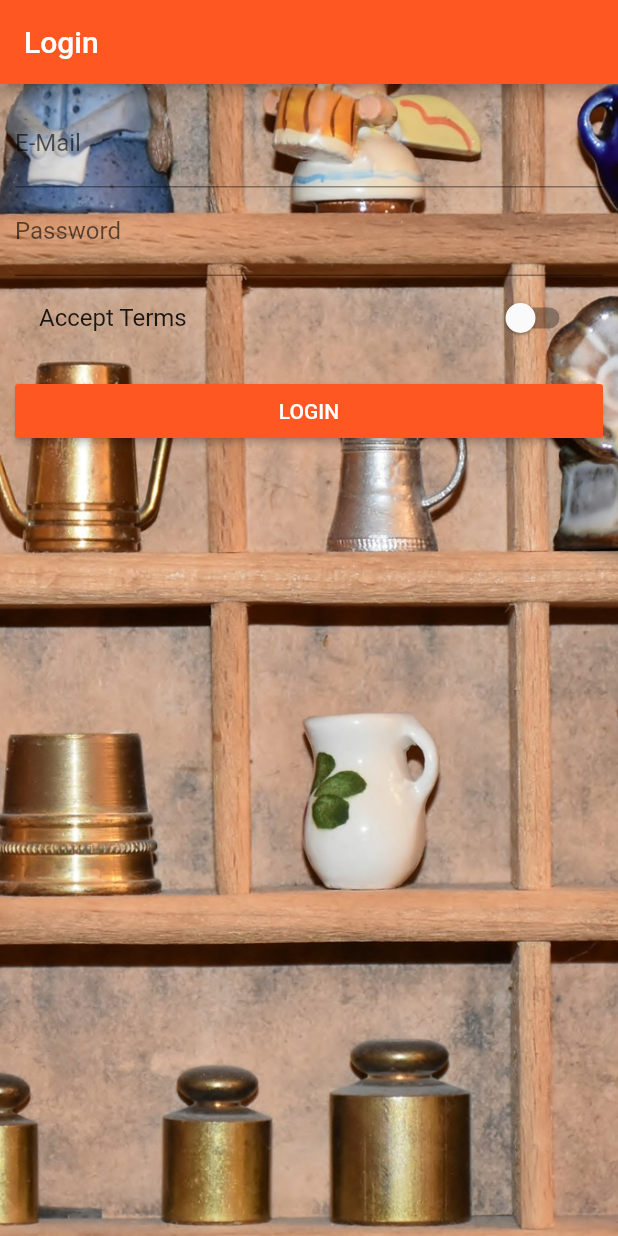
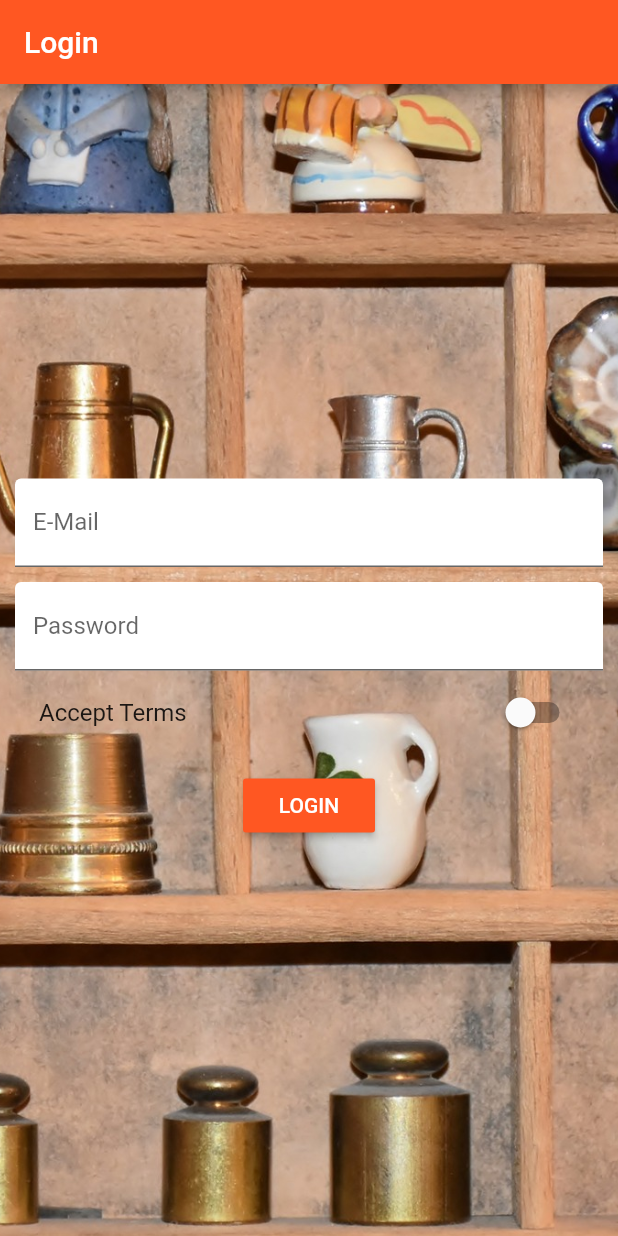
Before and after one commit to VasanthakumarV/mm-flutter, a Flutter app: the screen it shows after launch, on a phone screen of 412 x 824 dp. Run offline on Flutter 3.47's test engine with Material 2 defaults, Android fonts, the phone set to English and light mode, and no system bars.

Commit message:
icons in sidemenu and centered auth

```diff
--- a/04_widgets/lib/pages/auth.dart
+++ b/04_widgets/lib/pages/auth.dart
@@ -30,10 +30,16 @@ class _AuthPageState extends State<AuthPage> {
           ),
         ),
         padding: EdgeInsets.all(10.0),
-        child: ListView(
+        child: Center(
+          child: SingleChildScrollView(
+            child: Column(
               children: <Widget>[
                 TextField(
-              decoration: InputDecoration(labelText: 'E-Mail'),
+                  decoration: InputDecoration(
+                    labelText: 'E-Mail',
+                    filled: true,
+                    fillColor: Colors.white,
+                  ),
                   keyboardType: TextInputType.emailAddress,
                   onChanged: (String value) {
                     setState(() {
@@ -41,8 +47,15 @@ class _AuthPageState extends State<AuthPage> {
                     });
                   },
                 ),
+                SizedBox(
+                  height: 10.0,
+                ),
                 TextField(
-              decoration: InputDecoration(labelText: 'Password'),
+                  decoration: InputDecoration(
+                    labelText: 'Password',
+                    filled: true,
+                    fillColor: Colors.white,
+                  ),
                   obscureText: true,
                   onChanged: (String value) {
                     setState(() {
@@ -75,6 +88,8 @@ class _AuthPageState extends State<AuthPage> {
               ],
             ),
           ),
+        ),
+      ),
     );
   }
 }
--- a/04_widgets/lib/pages/products.dart
+++ b/04_widgets/lib/pages/products.dart
@@ -18,6 +18,7 @@ class ProductsPage extends StatelessWidget {
               title: Text('Choose'),
             ),
             ListTile(
+              leading: Icon(Icons.edit),
               title: Text('Manage Products'),
               onTap: () {
                 Navigator.pushReplacementNamed(context, '/admin');
--- a/04_widgets/lib/pages/products_admin.dart
+++ b/04_widgets/lib/pages/products_admin.dart
@@ -22,6 +22,7 @@ class ProductsAdminPage extends StatelessWidget {
                 title: Text('Choose'),
               ),
               ListTile(
+                leading: Icon(Icons.shop),
                 title: Text('All Products'),
                 onTap: () {
                   Navigator.pushReplacementNamed(context, '/products');
```
Lines whose indentation alone changed are shown as unchanged.
